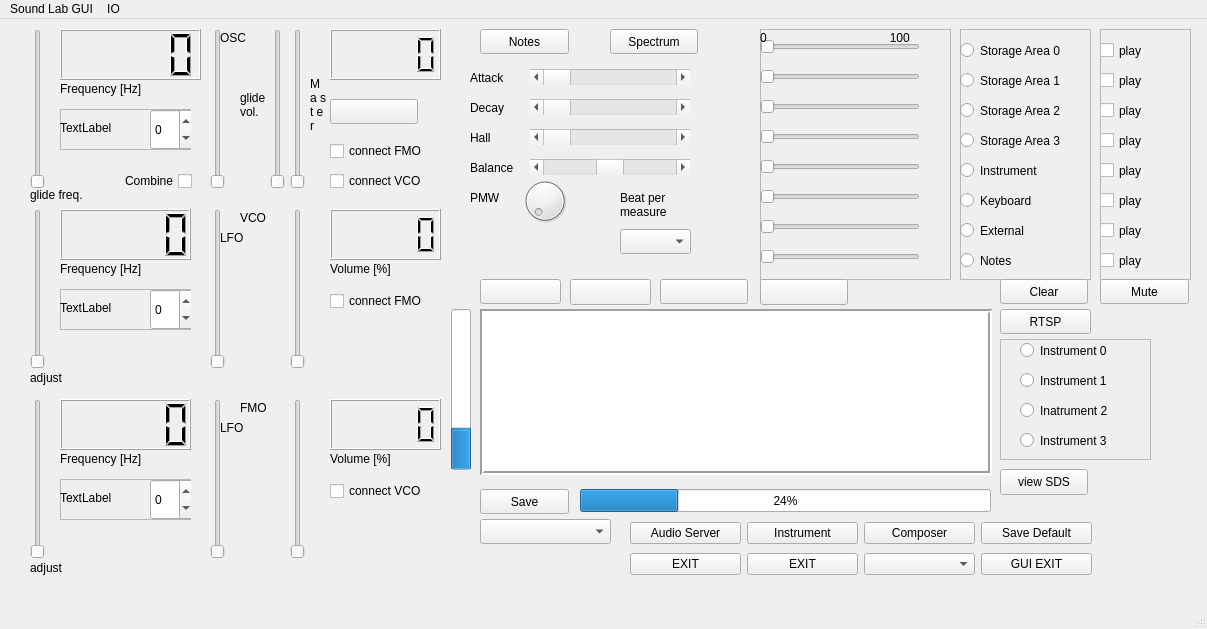
First picture: the form in OceanGUI/mainwindow.ui, repository uglasmeyer/ocean, before the edit.
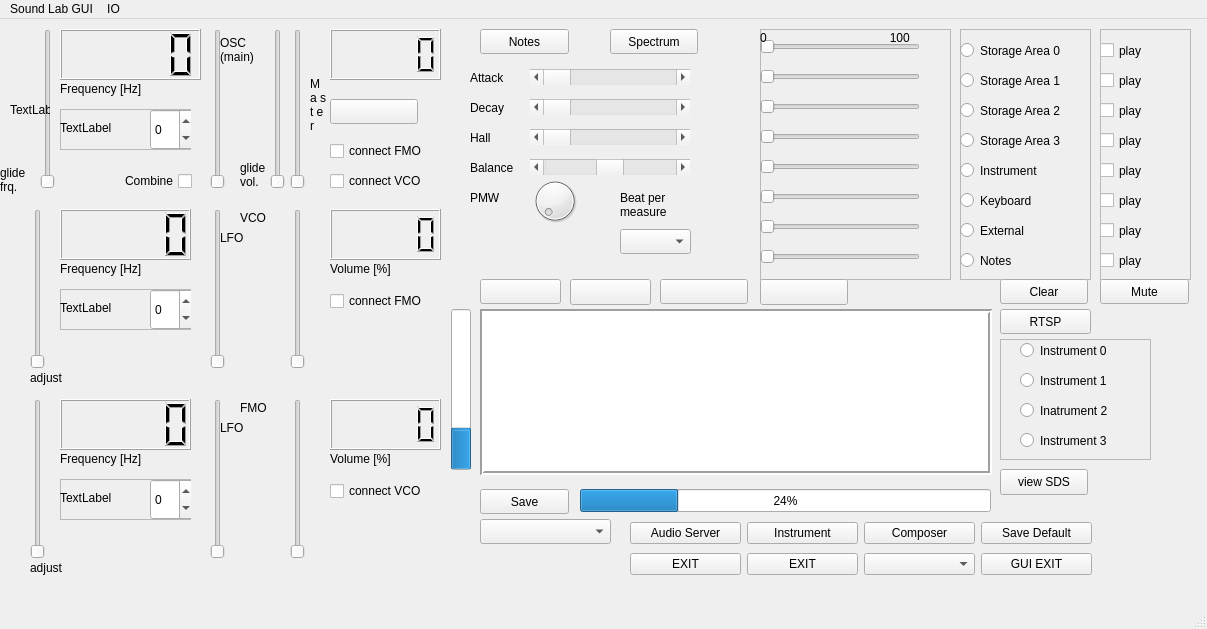
Second picture: the form after the edit.

```diff
--- a/OceanGUI/mainwindow.ui
+++ b/OceanGUI/mainwindow.ui
@@ -464,12 +464,15 @@
      <rect>
       <x>220</x>
       <y>10</y>
-      <width>31</width>
-      <height>17</height>
+      <width>41</width>
+      <height>41</height>
      </rect>
     </property>
     <property name="text">
-     <string>OSC</string>
+     <string>OSC (main)</string>
+    </property>
+    <property name="wordWrap">
+     <bool>true</bool>
     </property>
    </widget>
    <widget class="QLCDNumber" name="OSCLCD_Amp">
@@ -1126,7 +1129,7 @@
    <widget class="QDial" name="dial_PMW">
     <property name="geometry">
      <rect>
-      <x>520</x>
+      <x>530</x>
       <y>150</y>
       <width>50</width>
       <height>64</height>
@@ -1138,7 +1141,7 @@
      <rect>
       <x>470</x>
       <y>170</y>
-      <width>81</width>
+      <width>50</width>
       <height>17</height>
      </rect>
     </property>
@@ -1177,7 +1180,7 @@
      <rect>
       <x>470</x>
       <y>80</y>
-      <width>111</width>
+      <width>50</width>
       <height>17</height>
      </rect>
     </property>
@@ -1298,14 +1301,14 @@
    <widget class="QLabel" name="glidefrequency">
     <property name="geometry">
      <rect>
-      <x>30</x>
-      <y>160</y>
-      <width>71</width>
-      <height>31</height>
+      <x>0</x>
+      <y>140</y>
+      <width>41</width>
+      <height>41</height>
      </rect>
     </property>
     <property name="text">
-     <string>glide freq.</string>
+     <string>glide frq.</string>
     </property>
     <property name="wordWrap">
      <bool>true</bool>
@@ -1358,7 +1361,7 @@
      <rect>
       <x>470</x>
       <y>110</y>
-      <width>66</width>
+      <width>50</width>
       <height>17</height>
      </rect>
     </property>
@@ -1868,7 +1871,7 @@
     <property name="geometry">
      <rect>
       <x>240</x>
-      <y>70</y>
+      <y>140</y>
       <width>41</width>
       <height>31</height>
      </rect>
@@ -1899,20 +1902,23 @@
    <widget class="QSlider" name="Slider_slideFrq">
     <property name="geometry">
      <rect>
-      <x>30</x>
+      <x>40</x>
       <y>10</y>
       <width>16</width>
       <height>160</height>
      </rect>
     </property>
     <property name="minimum">
-     <number>1</number>
+     <number>0</number>
     </property>
     <property name="maximum">
-     <number>72</number>
+     <number>100</number>
     </property>
     <property name="pageStep">
-     <number>12</number>
+     <number>10</number>
+    </property>
+    <property name="value">
+     <number>0</number>
     </property>
     <property name="orientation">
      <enum>Qt::Vertical</enum>
@@ -1986,7 +1992,7 @@
      <rect>
       <x>470</x>
       <y>140</y>
-      <width>66</width>
+      <width>50</width>
       <height>17</height>
      </rect>
     </property>
@@ -2072,6 +2078,19 @@
      <string>Volume [%]</string>
     </property>
    </widget>
+   <widget class="QLabel" name="lbl_frqglide_sec">
+    <property name="geometry">
+     <rect>
+      <x>10</x>
+      <y>70</y>
+      <width>40</width>
+      <height>41</height>
+     </rect>
+    </property>
+    <property name="text">
+     <string>TextLabel</string>
+    </property>
+   </widget>
   </widget>
   <widget class="QMenuBar" name="menubar">
    <property name="geometry">
```
